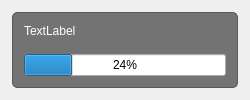
Above: MessageBox.ui from Komet/MediaElch before the change. Below: the same form after it.
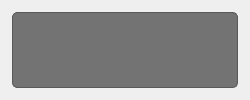
That is the form after the change.

Commit message: MessageBox is now able to handle multiple messages correctly

The edit to the form file:
```diff
--- a/MessageBox.ui
+++ b/MessageBox.ui
@@ -33,29 +33,6 @@
       <property name="margin">
        <number>12</number>
       </property>
-      <item>
-       <widget class="QLabel" name="label">
-        <property name="styleSheet">
-         <string notr="true">color: rgb(255, 255, 255);</string>
-        </property>
-        <property name="text">
-         <string>TextLabel</string>
-        </property>
-        <property name="alignment">
-         <set>Qt::AlignLeading|Qt::AlignLeft|Qt::AlignTop</set>
-        </property>
-        <property name="wordWrap">
-         <bool>true</bool>
-        </property>
-       </widget>
-      </item>
-      <item>
-       <widget class="QProgressBar" name="progressBar">
-        <property name="value">
-         <number>24</number>
-        </property>
-       </widget>
-      </item>
      </layout>
     </widget>
    </item>
```
Left out of the diff: 2 changed lines with no effect on the pictures. The commit also changes 12 other files.
